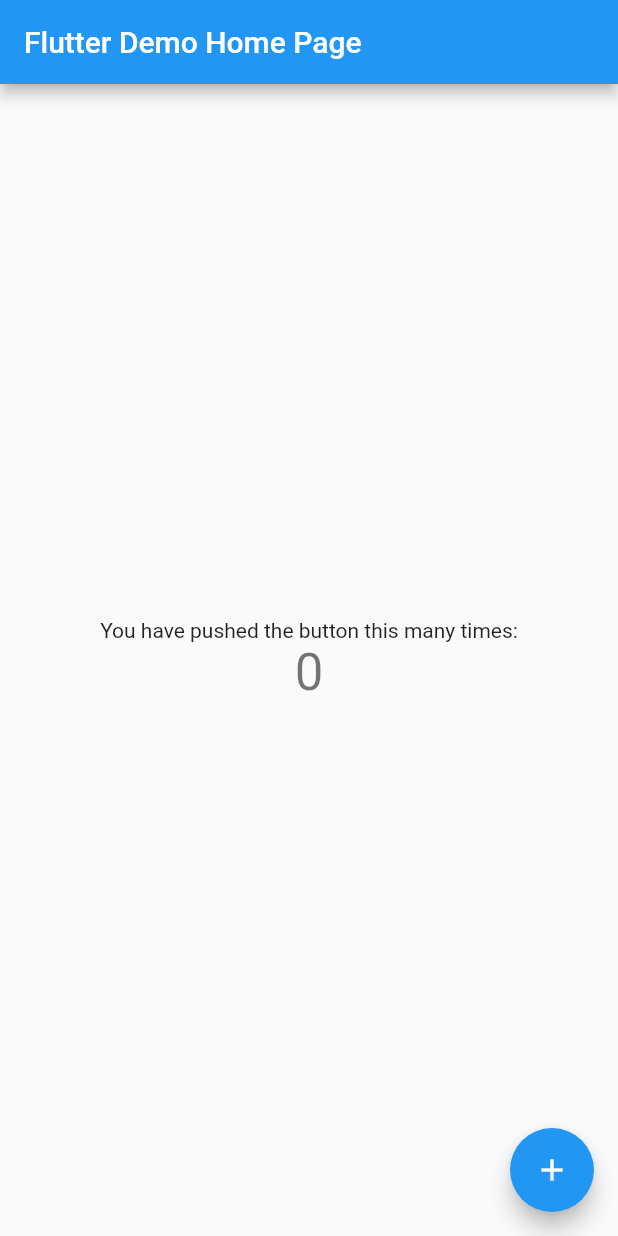
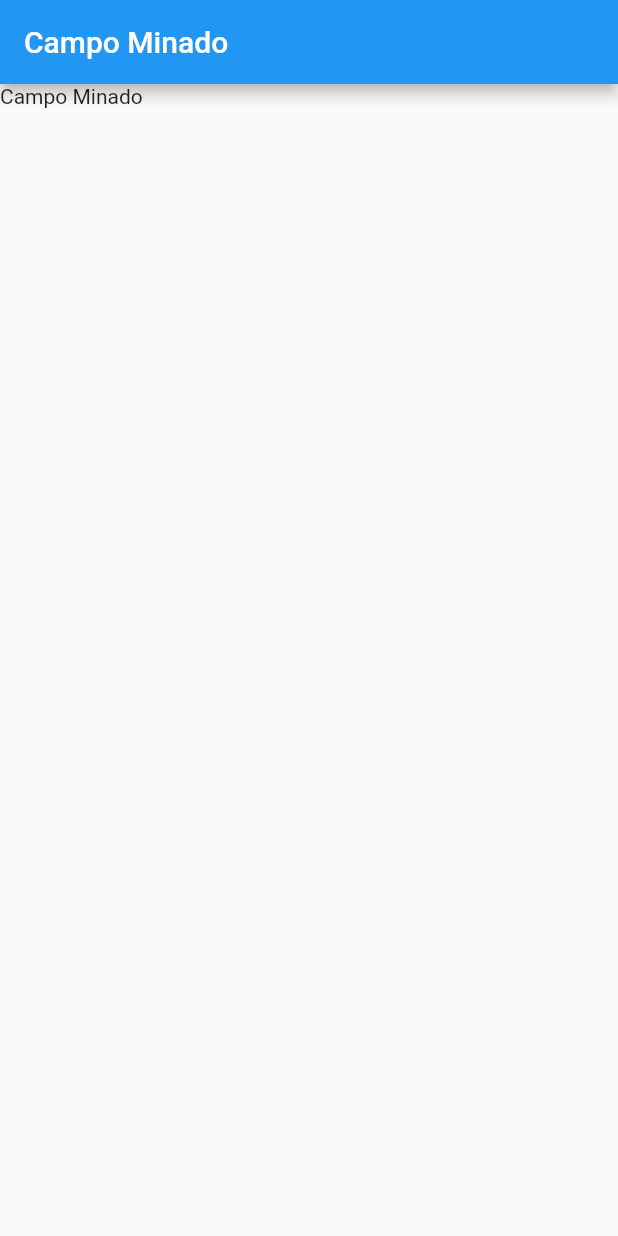
Before and after one commit to machado-jose/campo-minado, a Flutter app: the screen it shows after launch, on a phone screen of 412 x 824 dp. Run offline on Flutter 3.47's test engine with Material 2 defaults, Android fonts, the phone set to English and light mode, and no system bars.

```diff
--- a/lib/main.dart
+++ b/lib/main.dart
@@ -1,117 +1,6 @@
+import 'package:campo_minado/screens/campo_minado_app.dart';
 import 'package:flutter/material.dart';
 
 void main() {
-  runApp(MyApp());
+  runApp(CampoMinadoApp());
 }
-
-class MyApp extends StatelessWidget {
-  // This widget is the root of your application.
-  @override
-  Widget build(BuildContext context) {
-    return MaterialApp(
-      title: 'Flutter Demo',
-      theme: ThemeData(
-        // This is the theme of your application.
-        //
-        // Try running your application with "flutter run". You'll see the
-        // application has a blue toolbar. Then, without quitting the app, try
-        // changing the primarySwatch below to Colors.green and then invoke
-        // "hot reload" (press "r" in the console where you ran "flutter run",
-        // or simply save your changes to "hot reload" in a Flutter IDE).
-        // Notice that the counter didn't reset back to zero; the application
-        // is not restarted.
-        primarySwatch: Colors.blue,
-        // This makes the visual density adapt to the platform that you run
-        // the app on. For desktop platforms, the controls will be smaller and
-        // closer together (more dense) than on mobile platforms.
-        visualDensity: VisualDensity.adaptivePlatformDensity,
-      ),
-      home: MyHomePage(title: 'Flutter Demo Home Page'),
-    );
-  }
-}
-
-class MyHomePage extends StatefulWidget {
-  MyHomePage({Key key, this.title}) : super(key: key);
-
-  // This widget is the home page of your application. It is stateful, meaning
-  // that it has a State object (defined below) that contains fields that affect
-  // how it looks.
-
-  // This class is the configuration for the state. It holds the values (in this
-  // case the title) provided by the parent (in this case the App widget) and
-  // used by the build method of the State. Fields in a Widget subclass are
-  // always marked "final".
-
-  final String title;
-
-  @override
-  _MyHomePageState createState() => _MyHomePageState();
-}
-
-class _MyHomePageState extends State<MyHomePage> {
-  int _counter = 0;
-
-  void _incrementCounter() {
-    setState(() {
-      // This call to setState tells the Flutter framework that something has
-      // changed in this State, which causes it to rerun the build method below
-      // so that the display can reflect the updated values. If we changed
-      // _counter without calling setState(), then the build method would not be
-      // called again, and so nothing would appear to happen.
-      _counter++;
-    });
-  }
-
-  @override
-  Widget build(BuildContext context) {
-    // This method is rerun every time setState is called, for instance as done
-    // by the _incrementCounter method above.
-    //
-    // The Flutter framework has been optimized to make rerunning build methods
-    // fast, so that you can just rebuild anything that needs updating rather
-    // than having to individually change instances of widgets.
-    return Scaffold(
-      appBar: AppBar(
-        // Here we take the value from the MyHomePage object that was created by
-        // the App.build method, and use it to set our appbar title.
-        title: Text(widget.title),
-      ),
-      body: Center(
-        // Center is a layout widget. It takes a single child and positions it
-        // in the middle of the parent.
-        child: Column(
-          // Column is also a layout widget. It takes a list of children and
-          // arranges them vertically. By default, it sizes itself to fit its
-          // children horizontally, and tries to be as tall as its parent.
-          //
-          // Invoke "debug painting" (press "p" in the console, choose the
-          // "Toggle Debug Paint" action from the Flutter Inspector in Android
-          // Studio, or the "Toggle Debug Paint" command in Visual Studio Code)
-          // to see the wireframe for each widget.
-          //
-          // Column has various properties to control how it sizes itself and
-          // how it positions its children. Here we use mainAxisAlignment to
-          // center the children vertically; the main axis here is the vertical
-          // axis because Columns are vertical (the cross axis would be
-          // horizontal).
-          mainAxisAlignment: MainAxisAlignment.center,
-          children: <Widget>[
-            Text(
-              'You have pushed the button this many times:',
-            ),
-            Text(
-              '$_counter',
-              style: Theme.of(context).textTheme.headline4,
-            ),
-          ],
-        ),
-      ),
-      floatingActionButton: FloatingActionButton(
-        onPressed: _incrementCounter,
-        tooltip: 'Increment',
-        child: Icon(Icons.add),
-      ), // This trailing comma makes auto-formatting nicer for build methods.
-    );
-  }
-}
--- a/lib/models/campo.dart
+++ b/lib/models/campo.dart
@@ -13,7 +13,7 @@ class Campo {
 
   Campo({
     @required this.linha,
-    @required this.coluna,
+    @required this.coluna
   });
 
   void adicionarVizinho(Campo vizinho) {
--- /dev/null
+++ b/lib/screens/campo_minado_app.dart
@@ -0,0 +1,15 @@
+import 'package:flutter/material.dart';
+
+class CampoMinadoApp extends StatelessWidget {
+  @override
+  Widget build(BuildContext context) {
+    return MaterialApp(
+      home: Scaffold(
+        appBar: AppBar(title: Text('Campo Minado')),
+        body: Container(
+          child: Text('Campo Minado'),
+        ),
+      ),
+    );
+  }
+}
```
Also changed, not shown: lib/models/tabuleiro.dart (added, +73 -0 lines), 1 other file.
